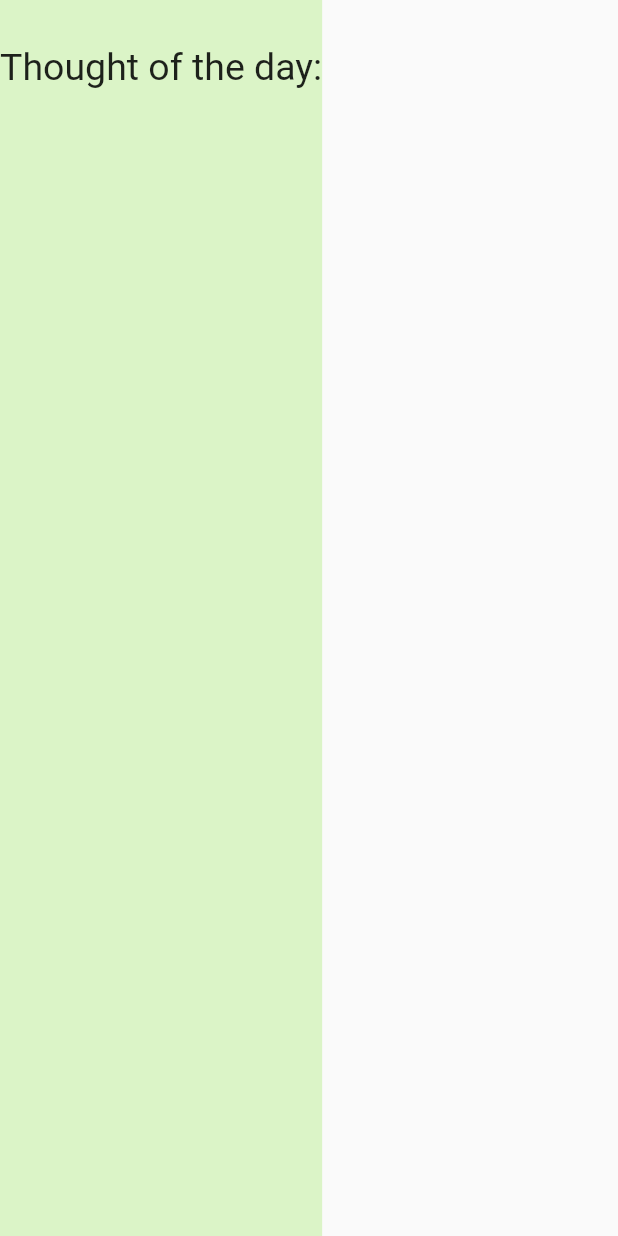
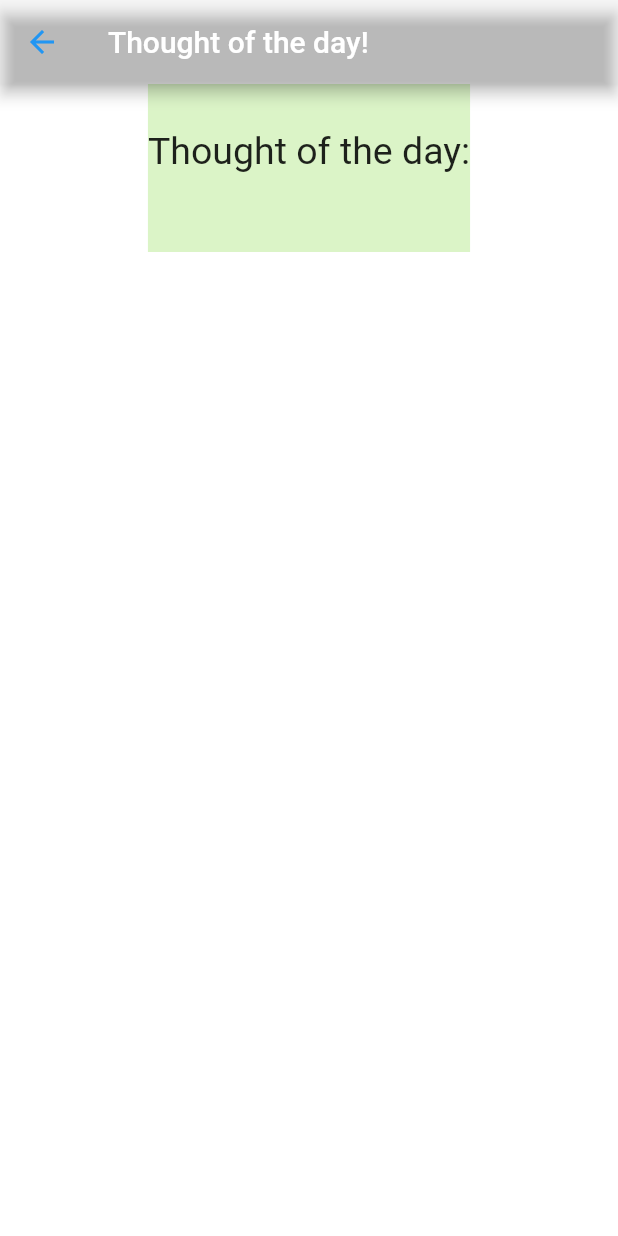
Before and after one commit to AvaniPhadke/group3_pql, a Flutter app: the ThoughtOfDay screen opened directly with empty values, on a phone screen of 412 x 824 dp. Run offline on Flutter 3.47's test engine with Material 2 defaults, Android fonts, the phone set to English and light mode, and no system bars; our stand-ins replace cloud_firestore, firebase_core, google_maps_flutter; missing offline and left inert: dart:js; accounts and stored records are empty.

Commit message:
Finished main_test file, updated main, removed widget_test, updated - buildgradle, pubspec

```diff
--- a/lib/main.dart
+++ b/lib/main.dart
@@ -194,7 +194,16 @@ class _ThoughtOfDayState extends State<ThoughtOfDay> {
 
   @override
   Widget build(BuildContext context) {
-    return Container(
+    return Scaffold(
+      backgroundColor: Colors.transparent,
+      appBar: AppBar(
+        title: const Text('Thought of the day!'),
+        backgroundColor: Colors.transparent,
+        leading: const BackButton(color: Colors.blue),
+      ),
+      body: Center(
+        child: Column(children: <Widget>[
+          Container(
               color: const Color.fromARGB(255, 219, 244, 199),
               child: Column(
                 children: [
@@ -210,10 +219,9 @@ class _ThoughtOfDayState extends State<ThoughtOfDay> {
                         if (quoteString.hasError) {
                           return const Text("Something Went Wrong");
                         }
-                  // if (quoteString.hasData && !quoteString.data!.) {
-                  //   return const Text("Document does not exits!");
-                  // }
-                  if (quoteString.connectionState == ConnectionState.done) {
+
+                        if (quoteString.connectionState ==
+                            ConnectionState.done) {
                           // Map<String, dynamic> data = quoteString;
                           quoteString.data!;
                           return Text(
@@ -224,7 +232,10 @@ class _ThoughtOfDayState extends State<ThoughtOfDay> {
                         return const Text("Loading..");
                       })
                 ],
-        ));
+              ))
+        ]),
+      ),
+    );
   }
 }
 
--- a/pubspec.yaml
+++ b/pubspec.yaml
@@ -53,6 +53,7 @@ dev_dependencies:
   # package. See that file for information about deactivating specific lint
   # rules and activating additional ones.
   flutter_lints: ^2.0.0
+  mockito: ^5.3.2
 
 # For information on the generic Dart part of this file, see the
 # following page: https://dart.dev/tools/pub/pubspec
```
Also changed, not shown: .scannerwork/report-task.txt (added), pubspec.lock, 4 other files. Lines whose indentation alone changed are shown as unchanged.
